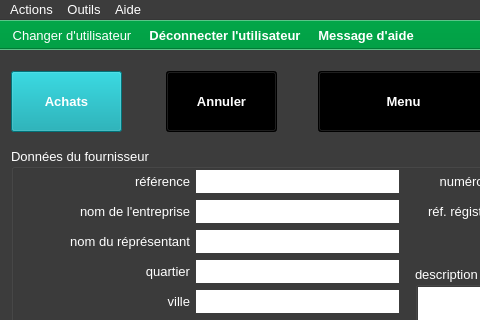
This is ui/yeroth-erp-creer-fournisseur-window.ui in xnoumbissinoundou/yeroth-erp-3.0 as Qt 5 draws it before an edit; both pictures show x 0 to 480 and y 0 to 320 of the 799 by 601 pixel window. The edited form follows.
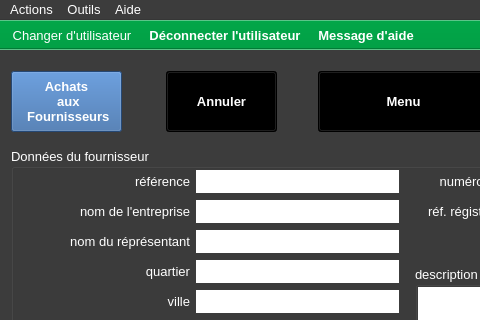
This is the edited form. Icons and pictures are not drawn. Custom widgets are drawn as their Qt base class.

```diff
--- a/ui/yeroth-erp-creer-fournisseur-window.ui
+++ b/ui/yeroth-erp-creer-fournisseur-window.ui
@@ -12119,63 +12119,63 @@
        <colorrole role="WindowText">
         <brush brushstyle="SolidPattern">
          <color alpha="255">
-          <red>0</red>
-          <green>0</green>
-          <blue>0</blue>
+          <red>255</red>
+          <green>255</green>
+          <blue>255</blue>
          </color>
         </brush>
        </colorrole>
        <colorrole role="Button">
         <brush brushstyle="SolidPattern">
          <color alpha="255">
-          <red>2</red>
-          <green>160</green>
-          <blue>170</blue>
+          <red>52</red>
+          <green>101</green>
+          <blue>164</blue>
          </color>
         </brush>
        </colorrole>
        <colorrole role="Light">
         <brush brushstyle="SolidPattern">
          <color alpha="255">
-          <red>3</red>
-          <green>240</green>
-          <blue>255</blue>
+          <red>78</red>
+          <green>152</green>
+          <blue>246</blue>
          </color>
         </brush>
        </colorrole>
        <colorrole role="Midlight">
         <brush brushstyle="SolidPattern">
          <color alpha="255">
-          <red>2</red>
-          <green>200</green>
-          <blue>212</blue>
+          <red>65</red>
+          <green>126</green>
+          <blue>205</blue>
          </color>
         </brush>
        </colorrole>
        <colorrole role="Dark">
         <brush brushstyle="SolidPattern">
          <color alpha="255">
-          <red>1</red>
-          <green>80</green>
-          <blue>85</blue>
+          <red>26</red>
+          <green>50</green>
+          <blue>82</blue>
          </color>
         </brush>
        </colorrole>
        <colorrole role="Mid">
         <brush brushstyle="SolidPattern">
          <color alpha="255">
-          <red>1</red>
-          <green>107</green>
-          <blue>113</blue>
+          <red>34</red>
+          <green>67</green>
+          <blue>109</blue>
          </color>
         </brush>
        </colorrole>
        <colorrole role="Text">
         <brush brushstyle="SolidPattern">
          <color alpha="255">
-          <red>0</red>
-          <green>0</green>
-          <blue>0</blue>
+          <red>255</red>
+          <green>255</green>
+          <blue>255</blue>
          </color>
         </brush>
        </colorrole>
@@ -12209,9 +12209,9 @@
        <colorrole role="Window">
         <brush brushstyle="SolidPattern">
          <color alpha="255">
-          <red>2</red>
-          <green>160</green>
-          <blue>170</blue>
+          <red>52</red>
+          <green>101</green>
+          <blue>164</blue>
          </color>
         </brush>
        </colorrole>
@@ -12227,9 +12227,9 @@
        <colorrole role="AlternateBase">
         <brush brushstyle="SolidPattern">
          <color alpha="255">
-          <red>128</red>
-          <green>207</green>
-          <blue>212</blue>
+          <red>153</red>
+          <green>178</green>
+          <blue>209</blue>
          </color>
         </brush>
        </colorrole>
@@ -12256,63 +12256,63 @@
        <colorrole role="WindowText">
         <brush brushstyle="SolidPattern">
          <color alpha="255">
-          <red>0</red>
-          <green>0</green>
-          <blue>0</blue>
+          <red>255</red>
+          <green>255</green>
+          <blue>255</blue>
          </color>
         </brush>
        </colorrole>
        <colorrole role="Button">
         <brush brushstyle="SolidPattern">
          <color alpha="255">
-          <red>2</red>
-          <green>160</green>
-          <blue>170</blue>
+          <red>52</red>
+          <green>101</green>
+          <blue>164</blue>
          </color>
         </brush>
        </colorrole>
        <colorrole role="Light">
         <brush brushstyle="SolidPattern">
          <color alpha="255">
-          <red>3</red>
-          <green>240</green>
-          <blue>255</blue>
+          <red>78</red>
+          <green>152</green>
+          <blue>246</blue>
          </color>
         </brush>
        </colorrole>
        <colorrole role="Midlight">
         <brush brushstyle="SolidPattern">
          <color alpha="255">
-          <red>2</red>
-          <green>200</green>
-          <blue>212</blue>
+          <red>65</red>
+          <green>126</green>
+          <blue>205</blue>
          </color>
         </brush>
        </colorrole>
        <colorrole role="Dark">
         <brush brushstyle="SolidPattern">
          <color alpha="255">
-          <red>1</red>
-          <green>80</green>
-          <blue>85</blue>
+          <red>26</red>
+          <green>50</green>
+          <blue>82</blue>
          </color>
         </brush>
        </colorrole>
        <colorrole role="Mid">
         <brush brushstyle="SolidPattern">
          <color alpha="255">
-          <red>1</red>
-          <green>107</green>
-          <blue>113</blue>
+          <red>34</red>
+          <green>67</green>
+          <blue>109</blue>
          </color>
         </brush>
        </colorrole>
        <colorrole role="Text">
         <brush brushstyle="SolidPattern">
          <color alpha="255">
-          <red>0</red>
-          <green>0</green>
-          <blue>0</blue>
+          <red>255</red>
+          <green>255</green>
+          <blue>255</blue>
          </color>
         </brush>
        </colorrole>
@@ -12346,9 +12346,9 @@
        <colorrole role="Window">
         <brush brushstyle="SolidPattern">
          <color alpha="255">
-          <red>2</red>
-          <green>160</green>
-          <blue>170</blue>
+          <red>52</red>
+          <green>101</green>
+          <blue>164</blue>
          </color>
         </brush>
        </colorrole>
@@ -12364,9 +12364,9 @@
        <colorrole role="AlternateBase">
         <brush brushstyle="SolidPattern">
          <color alpha="255">
-          <red>128</red>
-          <green>207</green>
-          <blue>212</blue>
+          <red>153</red>
+          <green>178</green>
+          <blue>209</blue>
          </color>
         </brush>
        </colorrole>
@@ -12393,63 +12393,63 @@
        <colorrole role="WindowText">
         <brush brushstyle="SolidPattern">
          <color alpha="255">
-          <red>1</red>
-          <green>80</green>
-          <blue>85</blue>
+          <red>26</red>
+          <green>50</green>
+          <blue>82</blue>
          </color>
         </brush>
        </colorrole>
        <colorrole role="Button">
         <brush brushstyle="SolidPattern">
          <color alpha="255">
-          <red>2</red>
-          <green>160</green>
-          <blue>170</blue>
+          <red>52</red>
+          <green>101</green>
+          <blue>164</blue>
          </color>
         </brush>
        </colorrole>
        <colorrole role="Light">
         <brush brushstyle="SolidPattern">
          <color alpha="255">
-          <red>3</red>
-          <green>240</green>
-          <blue>255</blue>
+          <red>78</red>
+          <green>152</green>
+          <blue>246</blue>
          </color>
         </brush>
        </colorrole>
        <colorrole role="Midlight">
         <brush brushstyle="SolidPattern">
          <color alpha="255">
-          <red>2</red>
-          <green>200</green>
-          <blue>212</blue>
+          <red>65</red>
+          <green>126</green>
+          <blue>205</blue>
          </color>
         </brush>
        </colorrole>
        <colorrole role="Dark">
         <brush brushstyle="SolidPattern">
          <color alpha="255">
-          <red>1</red>
-          <green>80</green>
-          <blue>85</blue>
+          <red>26</red>
+          <green>50</green>
+          <blue>82</blue>
          </color>
         </brush>
        </colorrole>
        <colorrole role="Mid">
         <brush brushstyle="SolidPattern">
          <color alpha="255">
-          <red>1</red>
-          <green>107</green>
-          <blue>113</blue>
+          <red>34</red>
+          <green>67</green>
+          <blue>109</blue>
          </color>
         </brush>
        </colorrole>
        <colorrole role="Text">
         <brush brushstyle="SolidPattern">
          <color alpha="255">
-          <red>1</red>
-          <green>80</green>
-          <blue>85</blue>
+          <red>26</red>
+          <green>50</green>
+          <blue>82</blue>
          </color>
         </brush>
        </colorrole>
@@ -12465,27 +12465,27 @@
        <colorrole role="ButtonText">
         <brush brushstyle="SolidPattern">
          <color alpha="255">
-          <red>1</red>
-          <green>80</green>
-          <blue>85</blue>
+          <red>26</red>
+          <green>50</green>
+          <blue>82</blue>
          </color>
         </brush>
        </colorrole>
        <colorrole role="Base">
         <brush brushstyle="SolidPattern">
          <color alpha="255">
-          <red>2</red>
-          <green>160</green>
-          <blue>170</blue>
+          <red>52</red>
+          <green>101</green>
+          <blue>164</blue>
          </color>
         </brush>
        </colorrole>
        <colorrole role="Window">
         <brush brushstyle="SolidPattern">
          <color alpha="255">
-          <red>2</red>
-          <green>160</green>
-          <blue>170</blue>
+          <red>52</red>
+          <green>101</green>
+          <blue>164</blue>
          </color>
         </brush>
        </colorrole>
@@ -12501,9 +12501,9 @@
        <colorrole role="AlternateBase">
         <brush brushstyle="SolidPattern">
          <color alpha="255">
-          <red>2</red>
-          <green>160</green>
-          <blue>170</blue>
+          <red>52</red>
+          <green>101</green>
+          <blue>164</blue>
          </color>
         </brush>
        </colorrole>
@@ -12536,7 +12536,9 @@
      </font>
     </property>
     <property name="text">
-     <string>Achats</string>
+     <string>Achats 
+ aux 
+ Fournisseurs</string>
     </property>
    </widget>
   </widget>
```
Left out of the diff: 12 changed lines with no effect on the pictures.
